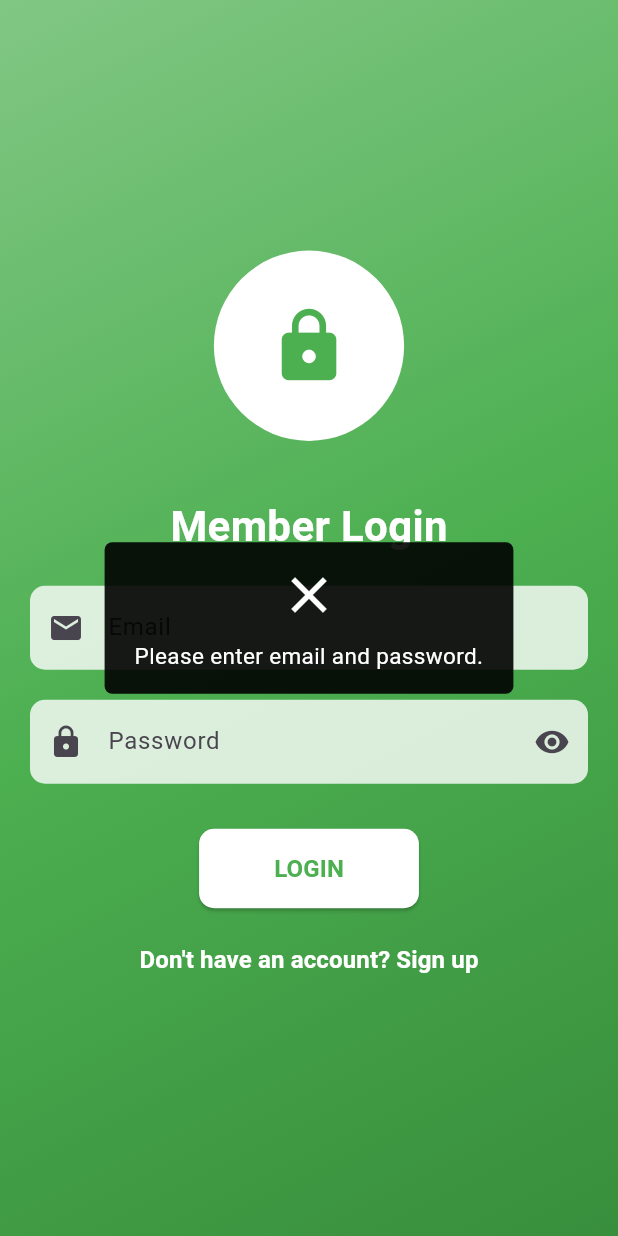
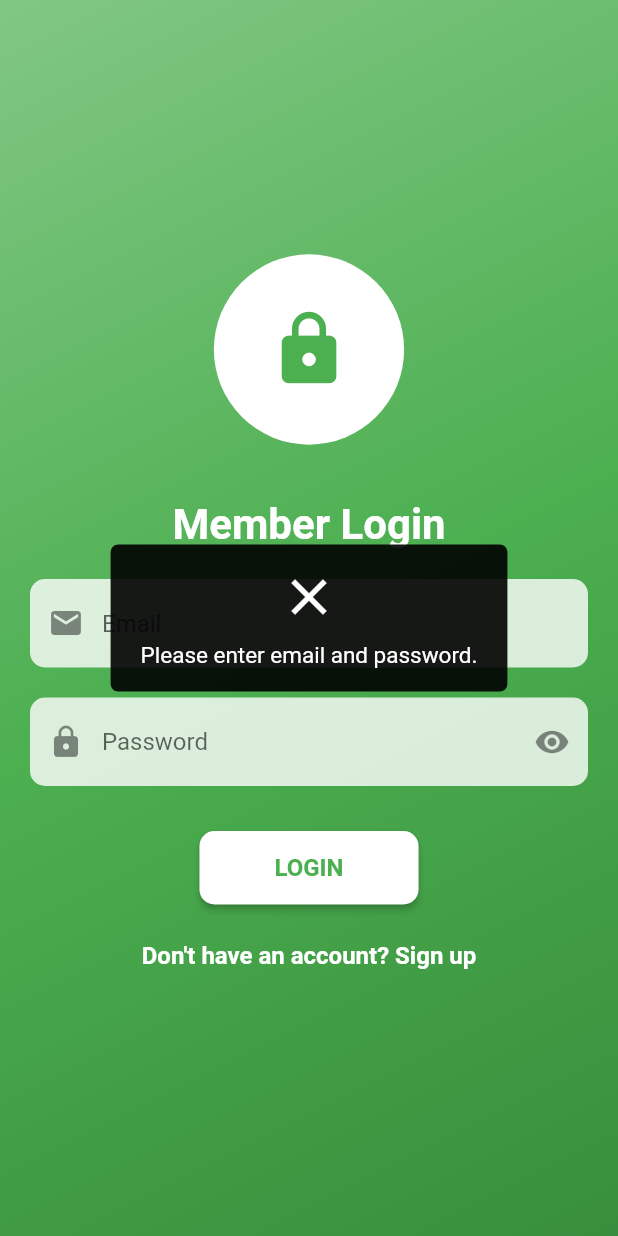
Before and after one commit to sakib556/Meal_Management_System_Mobile_App, a Flutter app: the screen it shows after launch, after a tap on "LOGIN", on a phone screen of 412 x 824 dp. Run offline on Flutter 3.47's test engine with Material 2 defaults, Android fonts, the phone set to English and light mode, and no system bars; our stand-ins replace connectivity_plus, dio, firebase_auth, firebase_core, firebase_database, firebase_messaging and 7 more; accounts and stored records are empty; statements that could not run were skipped.

Commit message:
main method setup

```diff
--- a/lib/main.dart
+++ b/lib/main.dart
@@ -1,12 +1,40 @@
 import 'package:firebase_core/firebase_core.dart';
 import 'package:flutter/material.dart';
+import 'package:flutter/services.dart';
 import 'package:flutter_easyloading/flutter_easyloading.dart';
+import 'package:flutter_riverpod/flutter_riverpod.dart';
+import 'package:google_fonts/google_fonts.dart';
+import 'package:meal_management/constant/app_url.dart';
+import 'package:meal_management/data_provider/pref_helper.dart';
 import 'package:meal_management/screens/authentication/landing_screen.dart';
+import 'package:meal_management/utils/enum.dart';
+import 'package:meal_management/utils/navigation.dart';
+import 'package:meal_management/utils/network_connection.dart';
+import 'package:meal_management/utils/styles/styles.dart';
 
 Future<void> main() async {
   WidgetsFlutterBinding.ensureInitialized();
+  await initServices();
+  //Set Potraite Mode only
+  await SystemChrome.setPreferredOrientations(
+    [
+      DeviceOrientation.portraitUp,
+      DeviceOrientation.portraitDown,
+    ],
+  );
+  runApp(ProviderScope(child: MyApp()));
+}
+
+/// Make sure you always init shared pref first. It has token and token is need
+/// to make API call
+initServices() async {
+  AppUrlExtention.setUrl(
+    UrlLink.isDev,
+  );
   await Firebase.initializeApp();
-  runApp(const MyApp());
+
+  await PrefHelper.init();
+  await NetworkConnection.instance.InternetAvailable();
 }
 
 class MyApp extends StatelessWidget {
@@ -14,15 +42,49 @@
 
   @override
   Widget build(BuildContext context) {
+    SystemChannels.textInput.invokeMethod('TextInput.hide');
+
     return MaterialApp(
+      title: 'Meal Management System',
+      navigatorKey: Navigation.key,
       debugShowCheckedModeBanner: false,
-      title: 'Meal Management System',
-      builder: EasyLoading.init(),
       theme: ThemeData(
-        colorScheme: ColorScheme.fromSeed(seedColor: Colors.deepPurple),
-        useMaterial3: true,
+        progressIndicatorTheme: ProgressIndicatorThemeData(
+          color: KColor.secondary.color,
+        ),
+        textTheme: GoogleFonts.robotoTextTheme(),
+        primaryColor: KColor.primary.color,
+        visualDensity: VisualDensity.adaptivePlatformDensity,
+        colorScheme: ThemeData().colorScheme.copyWith(
+              secondary: KColor.secondary.color,
+            ),
       ),
+      builder: (context, widget) {
+        EasyLoading.init();
+        return ScrollConfiguration(
+          behavior: const ScrollBehaviorModified(),
+          child: widget ?? const SizedBox(),
+        );
+      },
       home: const LandingScreen(),
     );
   }
 }
+
+class ScrollBehaviorModified extends ScrollBehavior {
+  const ScrollBehaviorModified();
+
+  @override
+  ScrollPhysics getScrollPhysics(BuildContext context) {
+    switch (getPlatform(context)) {
+      case TargetPlatform.iOS:
+      case TargetPlatform.macOS:
+      case TargetPlatform.android:
+        return const BouncingScrollPhysics();
+      case TargetPlatform.fuchsia:
+      case TargetPlatform.linux:
+      case TargetPlatform.windows:
+        return const ClampingScrollPhysics();
+    }
+  }
+}
```
